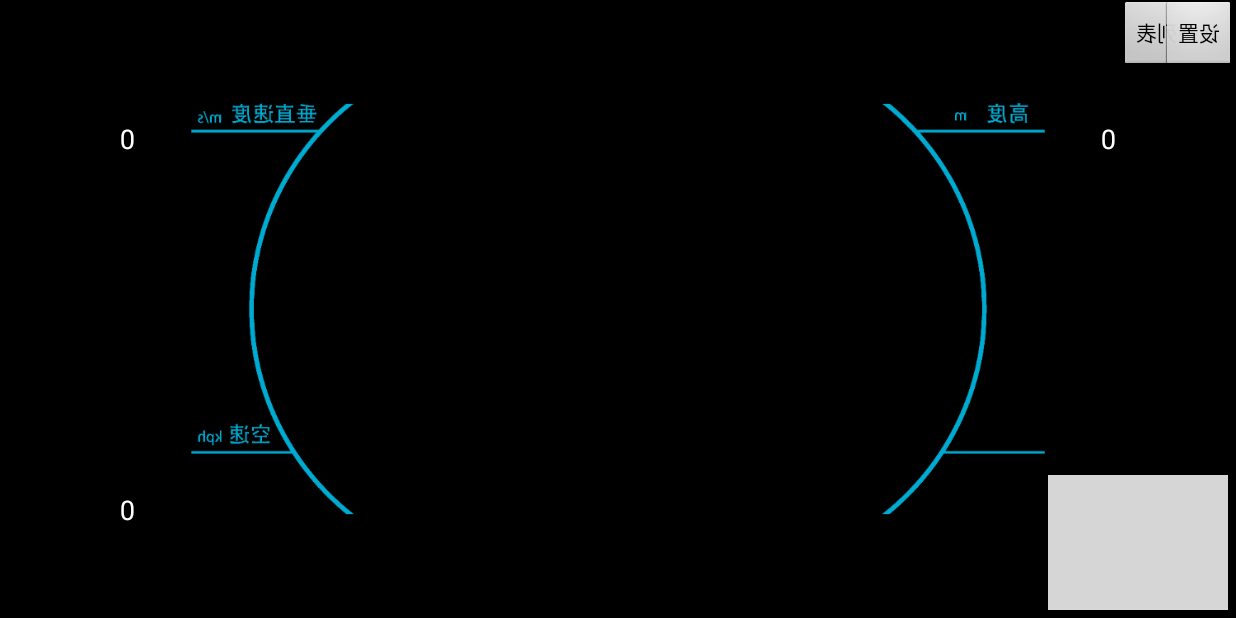
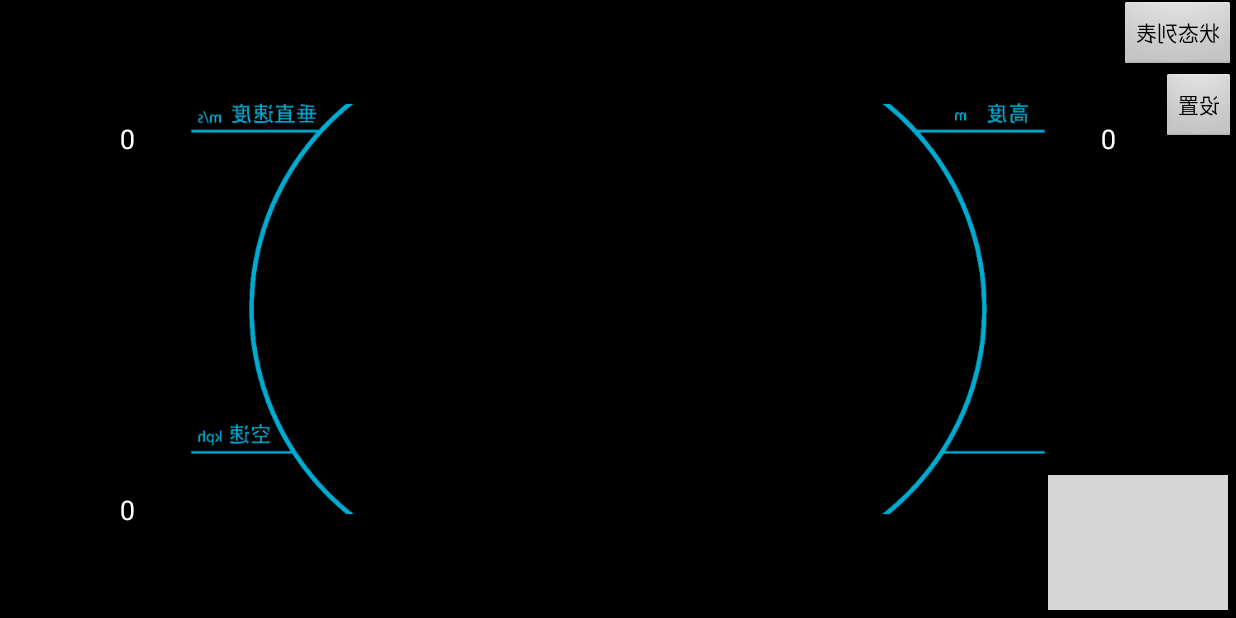
Before and after one commit to loveapple5/fpv-aircraft, an Android app: the MainActivity screen opened directly, with no data from a screen before it, on a phone screen of 824 x 412 dp (held sideways). Run offline under Robolectric (Android 15) with nearby library versions, the phone set to English and light mode, and no system bars; libraries missing offline, so code that uses them is left out: dji.common.airlink, dji.common.camera, dji.common.error, dji.common.flightcontroller, dji.common.gimbal and 14 more; 14 statements that could not run were skipped; grey boxes are pictures that could not be loaded.

Commit message:
添加指南针校准

```diff
--- a/app/src/main/res/layout/tpv_view.xml
+++ b/app/src/main/res/layout/tpv_view.xml
@@ -96,7 +96,7 @@
         android:layout_height="wrap_content"
         android:scaleX="-1"
         android:layout_alignParentRight="true"
-        android:layout_alignParentTop="true"
+        android:layout_below="@id/btn_status_list"
         android:text="@string/setting"
         android:layout_gravity="center_vertical"
         android:id="@+id/btn_setting"/>
```
Also changed, not shown: app/src/main/java/com/dji/FPVDemo/fragment/CompassDialogFragment.java (added, +34 -0 lines).
